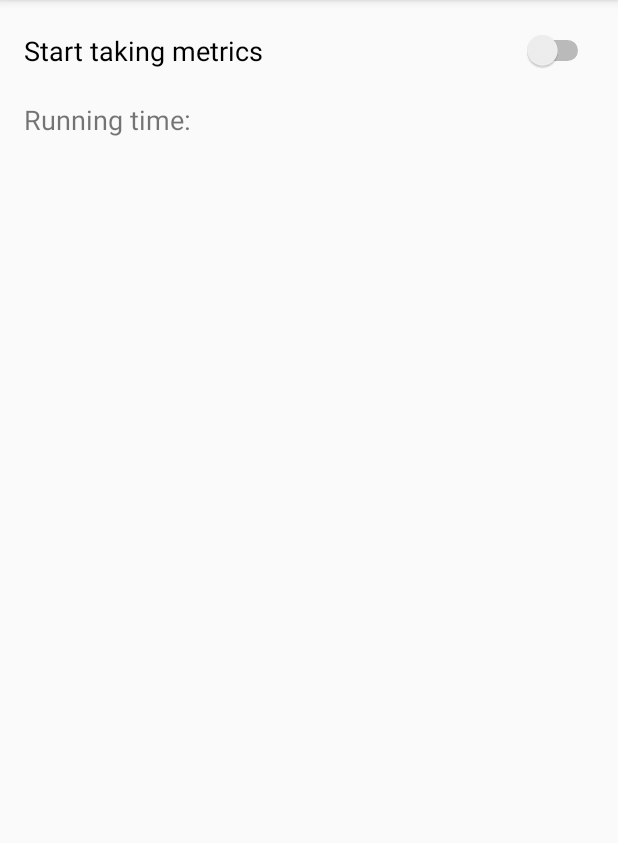
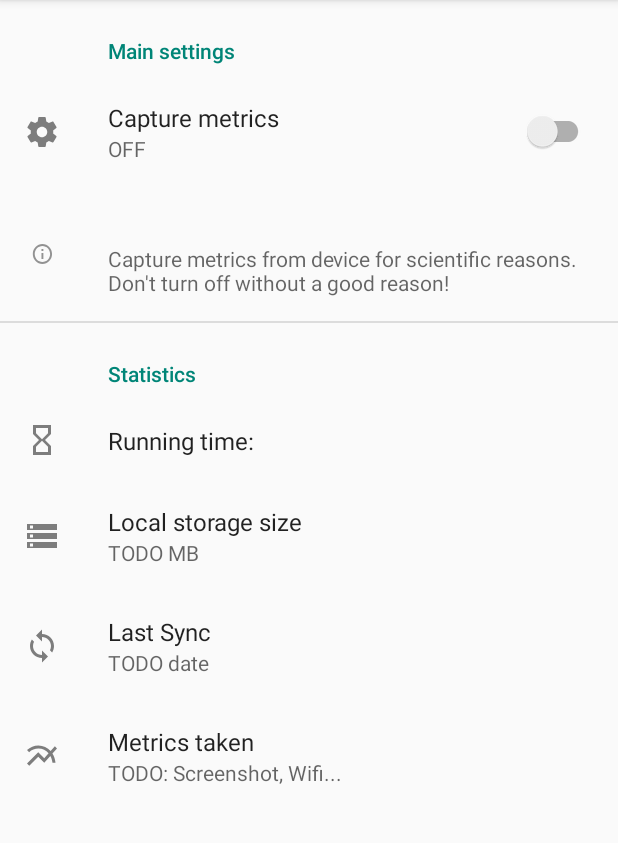
Before and after one commit to ondrejsotolar/android-datacollector, an Android app: the screen it shows after launch (MainActivity), on a phone screen of 412 x 824 dp, the part 84-927 px from its top. Run offline under Robolectric (Android 15) with nearby library versions, the phone set to English and light mode, and no system bars; our stand-ins replace androidx.preference.

Commit message:
Add preference style UI

```diff
--- a/app/src/main/java/cz/muni/irtis/datacollector/MainActivity.java
+++ b/app/src/main/java/cz/muni/irtis/datacollector/MainActivity.java
@@ -6,12 +6,16 @@ import android.content.Intent;
 import android.content.IntentFilter;
 import android.media.projection.MediaProjectionManager;
 import android.os.Bundle;
+import android.util.Log;
 import android.widget.CompoundButton;
 import android.widget.Switch;
 import android.widget.TextView;
 import android.widget.Toast;
 
+import androidx.fragment.app.Fragment;
+import androidx.fragment.app.FragmentTransaction;
 import androidx.localbroadcastmanager.content.LocalBroadcastManager;
+import androidx.preference.Preference;
 import cz.muni.irtis.datacollector.database.DatabaseHelper;
 import cz.muni.irtis.datacollector.schedule.SchedulerService;
 
@@ -20,7 +24,9 @@ import static android.Manifest.permission.READ_CALL_LOG;
 import static android.Manifest.permission.READ_CONTACTS;
 import static android.Manifest.permission.READ_SMS;
 
-public class MainActivity extends PermissionAppCompatActivity {
+public class MainActivity extends PermissionAppCompatActivity
+        implements Preference.OnPreferenceChangeListener {
+
     private static final int SCREENSHOT_REQUEST_CODE = 59706;
     private MediaProjectionManager projectionMgr;
     private BroadcastReceiver broadcastReceiver;
@@ -70,22 +76,46 @@ public class MainActivity extends PermissionAppCompatActivity {
     @Override
     protected void onReady(Bundle state) {
         setContentView(R.layout.activity_main);
-        initButtons();
+        initFragment();
         DatabaseHelper.getInstance(this);
 
         initBroadcastreceiver();
         LocalBroadcastManager.getInstance(this).registerReceiver(broadcastReceiver,
                 new IntentFilter("elapsed_time"));
 
-        Switch onOf = findViewById(R.id.toggle_onof);
         if (!SchedulerService.IS_RUNNING) {
-            setOffWithText();
+            setOnOffSwitchValue(false);
             createScreenCaptureIntent();
-        } else {
-            if (!onOf.isChecked()) {
-                setOnWithText();
+        }
+    }
+
+    @Override
+    public void onAttachFragment(Fragment fragment) {
+        if (fragment instanceof RootScreenFragment) {
+            RootScreenFragment preferenceFragment = (RootScreenFragment) fragment;
+            preferenceFragment.setOnPreferenceChangeListener(this);
+        }
+    }
+
+    @Override
+    public boolean onPreferenceChange(Preference preference, Object newValue) {
+        if ("onOf".equals(preference.getKey())) {
+            Log.w("Preference " + preference.getKey(), newValue.toString());
+
+            boolean preferenceValue = (boolean) newValue;
+            if (preferenceValue) {
+                restartTakingMetrics();
+            } else {
+                stopTakingMetrics();
             }
         }
+        return true;
+    }
+
+    @Override
+    protected void onDestroy() {
+        setOnOffSwitchValue(SchedulerService.IS_RUNNING);
+        super.onDestroy();
     }
 
     /**
@@ -99,26 +129,23 @@ public class MainActivity extends PermissionAppCompatActivity {
                         .putExtra(SchedulerService.EXTRA_RESULT_CODE, resultCode)
                         .putExtra(SchedulerService.EXTRA_RESULT_INTENT, data);
                 SchedulerService.startRunning(this, i);
-                setOnWithText();
+                setOnOffSwitchValue(true);
             }
             else {
-                setOffWithText();
+                setOnOffSwitchValue(false);
             }
         }
     }
 
-    private void initButtons() {
-        final Switch onOf = findViewById(R.id.toggle_onof);
-        onOf.setOnCheckedChangeListener(new CompoundButton.OnCheckedChangeListener() {
-            @Override
-            public void onCheckedChanged(CompoundButton buttonView, boolean isChecked) {
-                if (isChecked) {
-                    restartTakingMetrics();
-                } else {
-                    stopTakingMetrics();
-                }
-            }
-        });
+    private void initFragment() {
+        Fragment fragment = getSupportFragmentManager().findFragmentById(R.id.fragment);
+        if (fragment == null) {
+            fragment = Fragment.instantiate(this, RootScreenFragment.class.getName());
+        }
+        FragmentTransaction transaction = getSupportFragmentManager().beginTransaction();
+        transaction.replace(R.id.fragment, fragment);
+        transaction.commit();
+        setOnOffSwitchValue(SchedulerService.IS_RUNNING);
     }
 
     private void initBroadcastreceiver() {
@@ -145,46 +172,29 @@ public class MainActivity extends PermissionAppCompatActivity {
             Intent stopIntent = new Intent(this, SchedulerService.class);
             SchedulerService.stopRunning(this, stopIntent);
 
-            setTextToOff();
-            TextView elapsedText = findViewById(R.id.runningTimeText);
-            elapsedText.setText(getString(R.string.last_runtime));
-            clearElapsedTime();
+            setOnOffSwitchValue(false);
         }
     }
 
     private void restartTakingMetrics() {
         if (!SchedulerService.IS_RUNNING) {
             createScreenCaptureIntent();
-
-            TextView elapsedText = findViewById(R.id.runningTimeText);
-            elapsedText.setText(R.string.runtime_info);
         }
     }
 
-    private void setOnWithText() {
-        Switch onOf = findViewById(R.id.toggle_onof);
-        onOf.setChecked(true);
-        onOf.setText(R.string.stopButton_text);
-    }
-
-    private void setOffWithText() {
-        Switch onOf = findViewById(R.id.toggle_onof);
-        onOf.setChecked(false);
-        onOf.setText(R.string.startButton_text);
-    }
-
-    private void setTextToOff() {
-        Switch onOf = findViewById(R.id.toggle_onof);
-        onOf.setText(R.string.startButton_text);
+    private void setOnOffSwitchValue(boolean value) {
+        Fragment fragment = getSupportFragmentManager().findFragmentById(R.id.fragment);
+        if (fragment instanceof RootScreenFragment) {
+            RootScreenFragment rootFragment = (RootScreenFragment) fragment;
+            rootFragment.setOnOfSwitchValue(value);
+        }
     }
 
     private void updateElapsedTime(String elapsed) {
-        TextView elapsedText = findViewById(R.id.runningTimeValue);
-        elapsedText.setText(elapsed);
-    }
-
-    private void clearElapsedTime() {
-        TextView elapsedText = findViewById(R.id.runningTimeValue);
-        elapsedText.setText("");
+        Fragment fragment = getSupportFragmentManager().findFragmentById(R.id.fragment);
+        if (fragment instanceof RootScreenFragment) {
+            RootScreenFragment rootFragment = (RootScreenFragment) fragment;
+            rootFragment.setRuntime(elapsed);
+        }
     }
 }
--- a/app/src/main/java/cz/muni/irtis/datacollector/RootScreenFragment.java
+++ b/app/src/main/java/cz/muni/irtis/datacollector/RootScreenFragment.java
@@ -2,11 +2,42 @@ package cz.muni.irtis.datacollector;
 
 import android.os.Bundle;
 
+import androidx.preference.Preference;
 import androidx.preference.PreferenceFragmentCompat;
+import androidx.preference.TwoStatePreference;
 
 public class RootScreenFragment extends PreferenceFragmentCompat {
+    Preference.OnPreferenceChangeListener listener;
+
     @Override
     public void onCreatePreferences(Bundle savedInstanceState, String rootKey) {
+        setPreferencesFromResource(R.xml.preferences, rootKey);
 
+        Preference onOf = findPreference("onOf");
+        onOf.setOnPreferenceChangeListener(listener);
     }
+
+    public void setOnPreferenceChangeListener(Preference.OnPreferenceChangeListener listener) {
+        this.listener = listener;
+    }
+
+    public void setOnOfSwitchValue(boolean value) {
+        Preference preference = findPreference("onOf");
+        if (preference instanceof TwoStatePreference) {
+            TwoStatePreference onOfSwitch = (TwoStatePreference) preference;
+            onOfSwitch.setOnPreferenceChangeListener(null);
+            onOfSwitch.setChecked(value);
+            onOfSwitch.setOnPreferenceChangeListener(listener);
+        }
+    }
+
+    public void setRuntime(String value) {
+        Preference preference = findPreference("runtime");
+        if (preference != null) {
+            preference.setSummary(value);
+        }
+    }
+
+
+
 }
--- a/app/src/main/res/layout/activity_main.xml
+++ b/app/src/main/res/layout/activity_main.xml
@@ -1,44 +1,7 @@
 <?xml version="1.0" encoding="utf-8"?>
-<LinearLayout xmlns:android="http://schemas.android.com/apk/res/android"
-    xmlns:tools="http://schemas.android.com/tools"
+<RelativeLayout
+    android:id="@+id/fragment"
+    xmlns:android="http://schemas.android.com/apk/res/android"
     android:layout_width="match_parent"
     android:layout_height="match_parent"
-    android:paddingLeft="16dp"
-    android:paddingRight="16dp"
-    android:paddingBottom="8dp"
-    android:paddingTop="20dp"
-    android:orientation="vertical"
-    tools:context=".MainActivity">
-
-    <Switch xmlns:android="http://schemas.android.com/apk/res/android"
-        android:id="@+id/toggle_onof"
-        android:layout_width="match_parent"
-        android:layout_height="wrap_content"
-        android:layout_gravity="end"
-        android:text="@string/start_taking_metrics"
-        android:textSize="18sp"
-        />
-
-    <LinearLayout
-        android:layout_width="match_parent"
-        android:layout_height="wrap_content"
-        android:orientation="horizontal"
-        android:layout_marginTop="20dp">
-        <TextView
-            android:id="@+id/runningTimeText"
-            android:layout_width="wrap_content"
-            android:layout_height="match_parent"
-            android:text="@string/running_time"
-            android:textSize="18sp"
-            />
-        <TextView
-            android:id="@+id/runningTimeValue"
-            android:layout_width="match_parent"
-            android:layout_height="match_parent"
-            android:gravity="end"
-            android:textColor="@color/colorPrimary"
-            android:textSize="18sp"
-            android:freezesText="true"
-            />
-    </LinearLayout>
-</LinearLayout>
+    android:orientation="vertical"/>
--- a/app/src/main/res/values/colors.xml
+++ b/app/src/main/res/values/colors.xml
@@ -2,5 +2,6 @@
 <resources>
     <color name="colorPrimary">#008577</color>
     <color name="colorPrimaryDark">#00574B</color>
-    <color name="colorAccent">#D81B60</color>
+    <color name="colorAccent">#008577</color>
+    <color name="colorAccent_old">#D81B60</color>
 </resources>
--- a/app/src/main/res/values/strings.xml
+++ b/app/src/main/res/values/strings.xml
@@ -13,4 +13,11 @@
     <string name="db_size">Database size</string>
     <string name="runtime_info">App runtime</string>
     <string name="last_runtime">Last runtime</string>
+    <string name="on">ON</string>
+    <string name="off">OFF</string>
+    <string name="captureMetrics">Capture metrics</string>
+    <string name="captureMetricsSummary">Capture metrics from device for scientific reasons. Don\'t turn off without a good reason!</string>
+    <string name="local_storage_size">Local storage size</string>
+    <string name="last_sync">Last Sync</string>
+    <string name="metrics_taken">Metrics taken</string>
 </resources>
--- a/app/src/main/res/xml/preferences.xml
+++ b/app/src/main/res/xml/preferences.xml
@@ -2,40 +2,40 @@
 <androidx.preference.PreferenceScreen xmlns:app="http://schemas.android.com/apk/res-auto">
     <PreferenceCategory app:title="Main settings">
         <SwitchPreferenceCompat
-            app:key="notifications"
-            app:title="Capture metrics"
-            app:summary="OFF"
+            app:key="onOf"
+            app:title="@string/captureMetrics"
+            app:summaryOn="@string/on"
+            app:summaryOff="@string/off"
             app:icon="@drawable/ic_settings_black_24dp"/>
         <Preference
             app:key="info"
             app:title=""
-            app:summary="Capture metrics from device for scientific reasons. Don't turn off without a good reason!"
+            app:summary="@string/captureMetricsSummary"
             app:icon="@drawable/ic_info_outline_grey_16dp"/>
     </PreferenceCategory>
 
     <PreferenceCategory app:title="Statistics">
         <Preference
-            app:key="feedback"
-            app:title="Running time"
-            app:summary="Last run: 00:00:00"
+            app:key="runtime"
+            app:title="@string/running_time"
             app:icon="@drawable/ic_hourglass_empty_grey_24dp"/>
 
         <Preference
             app:key="localStorage"
-            app:title="Local storage size"
-            app:summary="80 MB"
+            app:title="@string/local_storage_size"
+            app:summary="TODO MB"
             app:icon="@drawable/ic_storage_grey_24dp"/>
 
         <Preference
             app:key="lastSync"
-            app:title="Last Sync"
-            app:summary="1.1.2019"
+            app:title="@string/last_sync"
+            app:summary="TODO date"
             app:icon="@drawable/ic_sync_grey_24dp"/>
 
         <Preference
             app:key="metricsTaken"
-            app:title="Metrics taken"
-            app:summary="Screenshot, Wifi, BatteryState..."
+            app:title="@string/metrics_taken"
+            app:summary="TODO: Screenshot, Wifi..."
             app:icon="@drawable/ic_multiline_chart_grey_24dp"/>
     </PreferenceCategory>
 </androidx.preference.PreferenceScreen>
```
